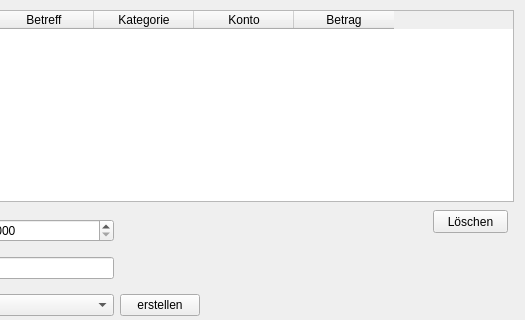
Above: View/src/main/resources/design/ui/transactiondialog.ui from marcuskraft/DimeDiaryJavaFx before the change; both pictures show x 117 to 642 and y 0 to 320 of the 642 by 439 pixel window. Below: the same form after it.
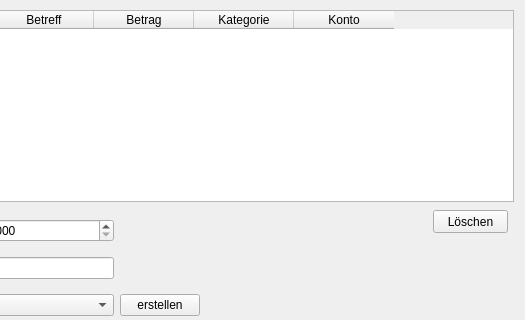
That is the form after the change.

Commit message: bug fix: columns in transaction tables have now the right data

Diff of the .ui file:
```diff
--- a/View/src/main/resources/design/ui/transactiondialog.ui
+++ b/View/src/main/resources/design/ui/transactiondialog.ui
@@ -138,6 +138,11 @@
      <string>Betreff</string>
     </property>
    </column>
+   <column>
+    <property name="text">
+     <string>Betrag</string>
+    </property>
+   </column>
    <column>
     <property name="text">
      <string>Kategorie</string>
@@ -148,11 +153,6 @@
      <string>Konto</string>
     </property>
    </column>
-   <column>
-    <property name="text">
-     <string>Betrag</string>
-    </property>
-   </column>
   </widget>
   <widget class="QPushButton" name="pushButtonDelete">
    <property name="geometry">
```
The commit also changes 21 other files.
